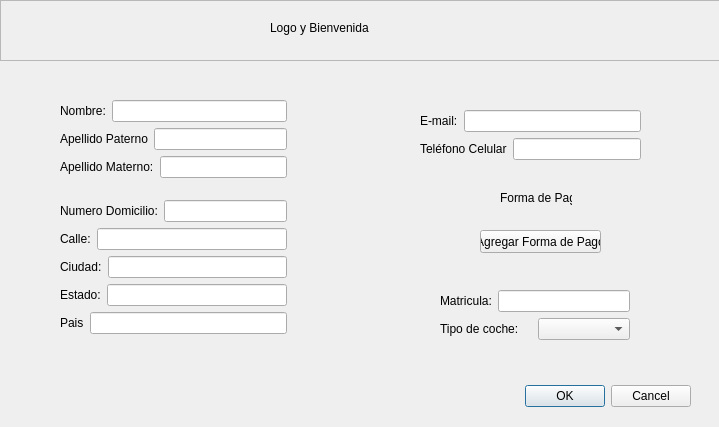
The window that ParkingLotSystem1.0/registar_clienteb.ui (Jheb1024/Park_lot_System) describes before a commit, drawn with Qt 5.
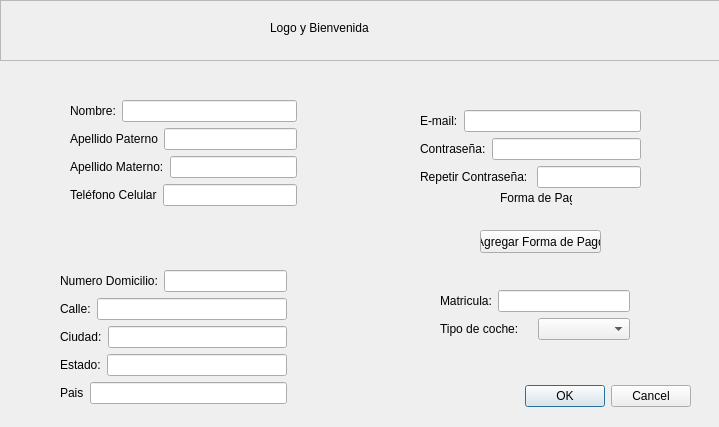
The same window after the commit.

Patch:
```diff
--- a/ParkingLotSystem1.0/registar_clienteb.ui
+++ b/ParkingLotSystem1.0/registar_clienteb.ui
@@ -84,13 +84,13 @@
     <string>Agregar Forma de Pago</string>
    </property>
   </widget>
-  <widget class="QWidget" name="">
+  <widget class="QWidget" name="layoutWidget">
    <property name="geometry">
     <rect>
-     <x>60</x>
+     <x>70</x>
      <y>100</y>
      <width>227</width>
-     <height>80</height>
+     <height>108</height>
     </rect>
    </property>
    <layout class="QVBoxLayout" name="verticalLayout">
@@ -136,13 +136,27 @@
       </item>
      </layout>
     </item>
+    <item>
+     <layout class="QHBoxLayout" name="horizontalLayout_10">
+      <item>
+       <widget class="QLabel" name="label_9">
+        <property name="text">
+         <string>Teléfono Celular</string>
+        </property>
+       </widget>
+      </item>
+      <item>
+       <widget class="QLineEdit" name="Telefono_lineEdit"/>
+      </item>
+     </layout>
+    </item>
    </layout>
   </widget>
-  <widget class="QWidget" name="">
+  <widget class="QWidget" name="layoutWidget">
    <property name="geometry">
     <rect>
      <x>60</x>
-     <y>200</y>
+     <y>270</y>
      <width>227</width>
      <height>136</height>
     </rect>
@@ -220,13 +234,13 @@
     </item>
    </layout>
   </widget>
-  <widget class="QWidget" name="">
+  <widget class="QWidget" name="layoutWidget">
    <property name="geometry">
     <rect>
      <x>420</x>
      <y>110</y>
      <width>221</width>
-     <height>52</height>
+     <height>80</height>
     </rect>
    </property>
    <layout class="QVBoxLayout" name="verticalLayout_3">
@@ -245,22 +259,36 @@
      </layout>
     </item>
     <item>
-     <layout class="QHBoxLayout" name="horizontalLayout_10">
+     <layout class="QHBoxLayout" name="horizontalLayout_13">
       <item>
-       <widget class="QLabel" name="label_9">
+       <widget class="QLabel" name="label_16">
         <property name="text">
-         <string>Teléfono Celular</string>
+         <string>Contraseña:</string>
         </property>
        </widget>
       </item>
       <item>
-       <widget class="QLineEdit" name="Telefono_lineEdit"/>
+       <widget class="QLineEdit" name="password_lineEdit"/>
+      </item>
+     </layout>
+    </item>
+    <item>
+     <layout class="QHBoxLayout" name="horizontalLayout_14">
+      <item>
+       <widget class="QLabel" name="label_17">
+        <property name="text">
+         <string>Repetir Contraseña: </string>
+        </property>
+       </widget>
+      </item>
+      <item>
+       <widget class="QLineEdit" name="Repeat_password_lineEdit"/>
       </item>
      </layout>
     </item>
    </layout>
   </widget>
-  <widget class="QWidget" name="">
+  <widget class="QWidget" name="layoutWidget">
    <property name="geometry">
     <rect>
      <x>440</x>
```
